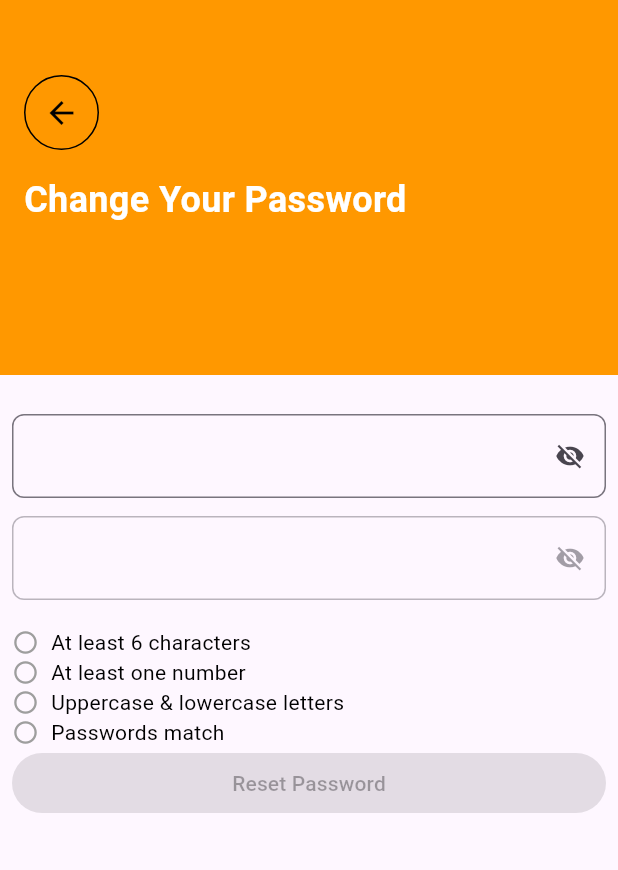
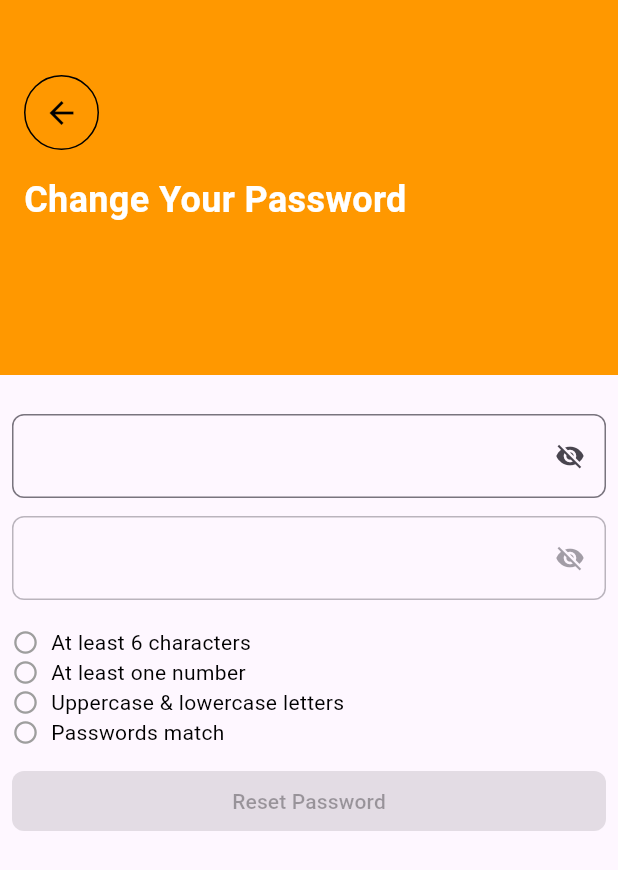
Before and after one commit to farhad-fbm/auth_flutter, a Flutter app: the ChangedPasswordScreen screen opened directly, on a phone screen of 412 x 824 dp. Shown: the top 870 px of the screen. Run offline on Flutter 3.47's test engine with Material 3 defaults, Android fonts, the phone set to English and light mode, and no system bars.

Commit message:
fixed password update UI

```diff
--- a/lib/screens/changed_password_screen.dart
+++ b/lib/screens/changed_password_screen.dart
@@ -153,6 +153,8 @@ class _PasswordInputState extends State<PasswordInput> {
         buildConditionRow("Uppercase & lowercase letters", hasUpperLower),
         buildConditionRow("Passwords match", passwordsMatch),
 
+        SizedBox(height: 12),
+
         ElevatedButton(
           onPressed:
               passwordsMatch
@@ -167,6 +169,9 @@ class _PasswordInputState extends State<PasswordInput> {
           style: ElevatedButton.styleFrom(
             backgroundColor: passwordsMatch ? AppColors.bg4 : AppColors.bg3,
             foregroundColor: passwordsMatch ? AppColors.bg2 : AppColors.bg1,
+            shape: RoundedRectangleBorder(
+              borderRadius: BorderRadius.circular(8),
+            ),
           ),
           child: const Text('Reset Password'),
         ),
```
